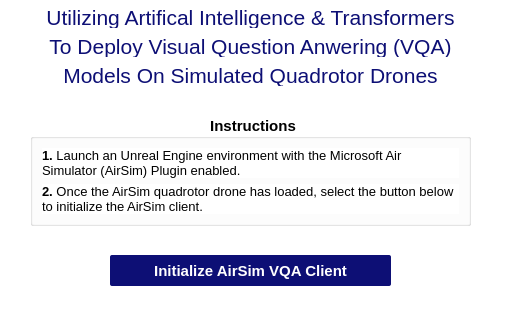
jenniferolenchak/DroneVQA, file Application/LaunchScreen.ui: the form before one commit; both pictures show x 0 to 511 and y 305 to 625 of the 511 by 625 pixel window.
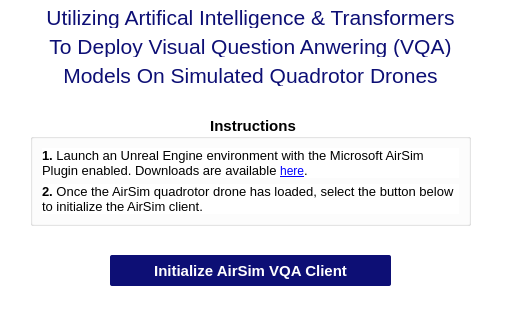
The form after the commit. Icons and pictures are not drawn.

Commit message: Add link to environment downloads on launch screen

What changed in the file:
```diff
--- a/Application/LaunchScreen.ui
+++ b/Application/LaunchScreen.ui
@@ -115,7 +115,7 @@
        </font>
       </property>
       <property name="text">
-       <string>&lt;html&gt;&lt;head/&gt;&lt;body&gt;&lt;p&gt;&lt;span style=&quot; font-size:10pt; font-weight:700;&quot;&gt;1.&lt;/span&gt;&lt;span style=&quot; font-size:10pt;&quot;&gt; Launch an Unreal Engine environment with the Microsoft Air Simulator (AirSim) Plugin enabled.&lt;/span&gt;&lt;/p&gt;&lt;/body&gt;&lt;/html&gt;</string>
+       <string>&lt;html&gt;&lt;head/&gt;&lt;body&gt;&lt;p&gt;&lt;span style=&quot; font-size:10pt; font-weight:700;&quot;&gt;1.&lt;/span&gt;&lt;span style=&quot; font-size:10pt;&quot;&gt; Launch an Unreal Engine environment with the Microsoft AirSim Plugin enabled. Downloads are available &lt;/span&gt;&lt;a href=&quot;https://github.com/microsoft/AirSim/releases&quot;&gt;&lt;span style=&quot; text-decoration: underline; color:#0000ff;&quot;&gt;here&lt;/span&gt;&lt;/a&gt;&lt;span style=&quot; font-size:10pt;&quot;&gt;.&lt;/span&gt;&lt;/p&gt;&lt;/body&gt;&lt;/html&gt;</string>
       </property>
       <property name="wordWrap">
        <bool>true</bool>
```
Left out of the diff: 3 changed lines with no effect on the pictures.
